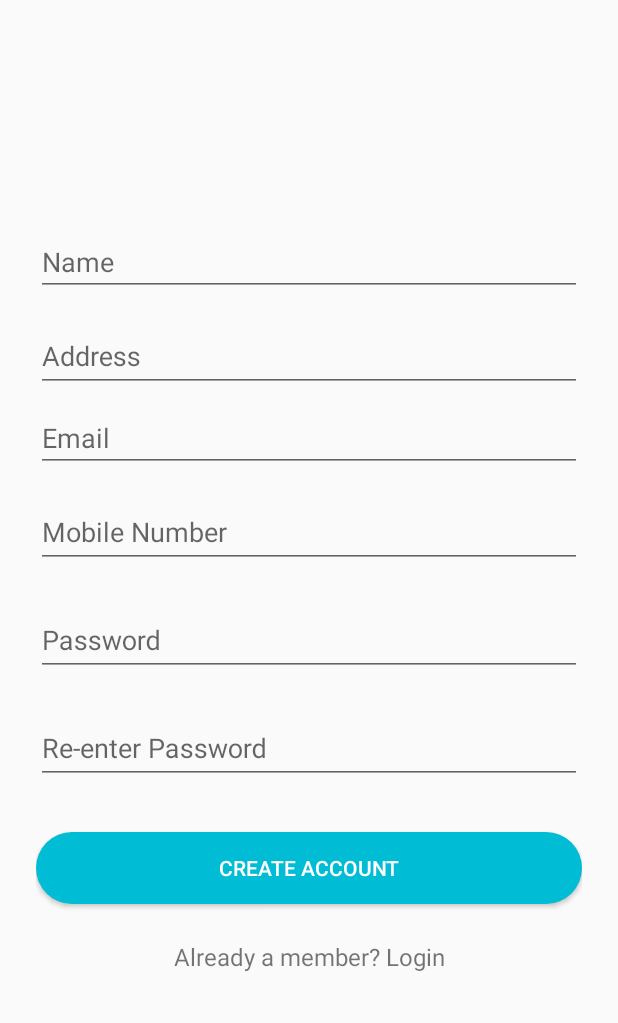
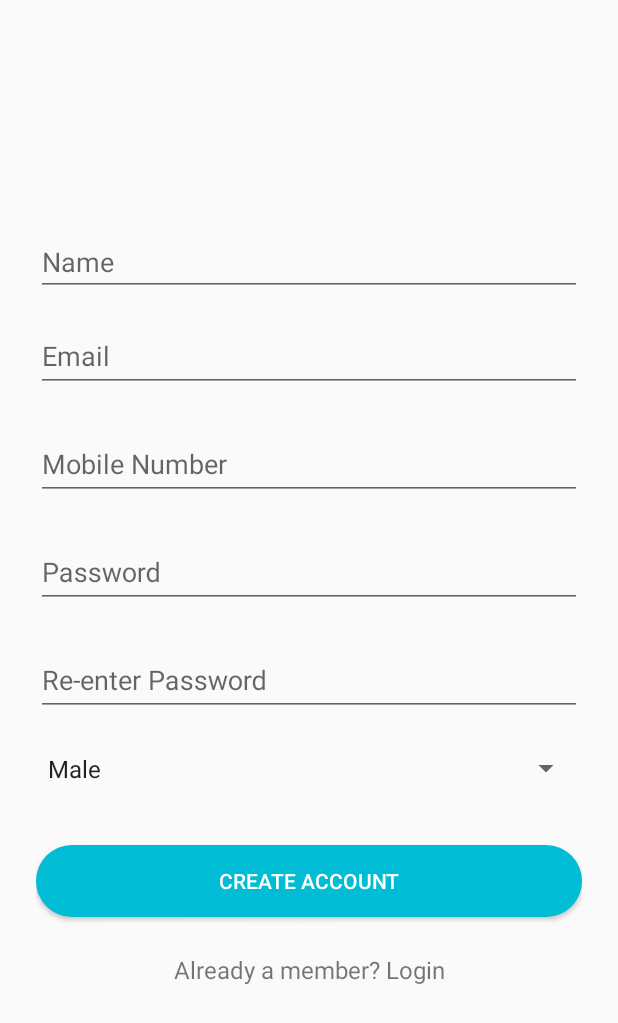
Before and after one commit to thanh01684265170/Map, an Android app: the screen it shows after launch (LoginActivity), after a tap on "No account yet? Create one", on a phone screen of 412 x 824 dp. Shown: the top 1023 px of the screen. Run offline under Robolectric (Android 15) with nearby library versions, the phone set to English and light mode, and no system bars; our stand-ins replace Room's generated code; 1 other tap on this screen came first.

Commit message:
Login and Signup Update signup screen

```diff
--- a/app/src/main/java/hvcnbcvt_uddd/googleapi/View/Login/SignupFragment.java
+++ b/app/src/main/java/hvcnbcvt_uddd/googleapi/View/Login/SignupFragment.java
@@ -13,6 +13,7 @@ import android.widget.Toast;
 
 import androidx.annotation.NonNull;
 import androidx.annotation.Nullable;
+import androidx.appcompat.widget.AppCompatSpinner;
 import androidx.fragment.app.Fragment;
 
 import hvcnbcvt_uddd.googleapi.R;
@@ -33,6 +34,7 @@ public class SignupFragment extends Fragment {
     EditText editRePassWord;
     Button btnSignUp;
     TextView txtLogin;
+    AppCompatSpinner spinnerGender;
 
     public static SignupFragment newInstance() {
         if (instance == null) {
@@ -169,5 +171,6 @@ public class SignupFragment extends Fragment {
         editRePassWord = view.findViewById(R.id.input_reEnterPassword);
         btnSignUp = view.findViewById(R.id.btn_signup);
         txtLogin = view.findViewById(R.id.link_login);
+        spinnerGender = view.findViewById(R.id.spinner_gender);
     }
 }
--- a/app/src/main/res/layout/fragment_signup.xml
+++ b/app/src/main/res/layout/fragment_signup.xml
@@ -26,25 +26,18 @@
             android:inputType="textPersonName"
             android:hint="Name" />
 
-        <!-- Address Label -->
+        <!--  Email Label -->
         <com.google.android.material.textfield.TextInputLayout
             android:layout_width="match_parent"
             android:layout_height="wrap_content"
             android:layout_marginTop="8dp"
             android:layout_marginBottom="8dp">
-            <EditText android:id="@+id/input_address"
+            <EditText android:id="@+id/input_email"
                 android:layout_width="match_parent"
                 android:layout_height="wrap_content"
-                android:inputType="textPostalAddress"
-                android:hint="Address" />
+                android:inputType="textEmailAddress"
+                android:hint="Email" />
         </com.google.android.material.textfield.TextInputLayout>
-
-        <!--  Email Label -->
-        <EditText android:id="@+id/input_email"
-            android:layout_width="match_parent"
-            android:layout_height="wrap_content"
-            android:inputType="textEmailAddress"
-            android:hint="Email" />
 
         <!-- mobile number -->
         <com.google.android.material.textfield.TextInputLayout
@@ -85,6 +78,17 @@
                 android:hint="Re-enter Password"/>
         </com.google.android.material.textfield.TextInputLayout>
 
+        <androidx.appcompat.widget.AppCompatSpinner
+            android:id="@+id/spinner_gender"
+            android:layout_width="match_parent"
+            android:layout_height="wrap_content"
+            android:layout_marginTop="8dp"
+            android:layout_marginBottom="8dp"
+            android:entries="@array/gender_arrays"
+            android:prompt="@string/gender_prompt"
+            android:paddingTop="8dp"
+            android:paddingBottom="8dp"/>
+
         <!-- Signup Button -->
         <androidx.appcompat.widget.AppCompatButton
             android:id="@+id/btn_signup"
--- a/app/src/main/res/values/strings.xml
+++ b/app/src/main/res/values/strings.xml
@@ -11,4 +11,11 @@
 
     <!-- TODO: Remove or change this placeholder text -->
     <string name="hello_blank_fragment">Hello blank fragment</string>
+
+    <string name="gender_prompt">Choose Gender</string>
+    <string-array name="gender_arrays">
+        <item>Male</item>
+        <item>Female</item>
+    </string-array>
+
 </resources>
```
